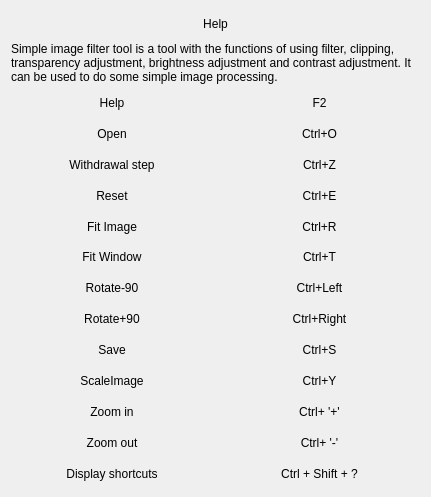
First picture: the form in src/help/helpwidget.ui, repository dependon/simple-image-filter, before the edit.
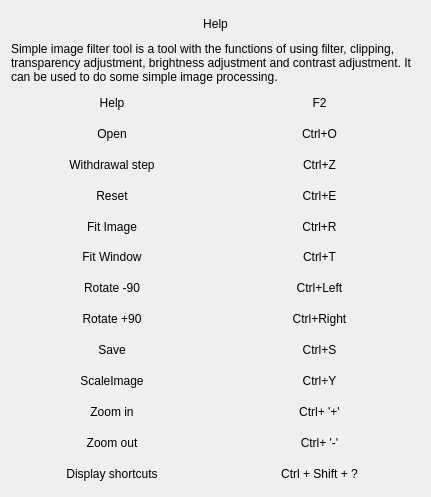
Second picture: the form after the edit.

```diff
--- a/src/help/helpwidget.ui
+++ b/src/help/helpwidget.ui
@@ -186,7 +186,7 @@
      <item>
       <widget class="QLabel" name="label_5">
        <property name="text">
-        <string>Rotate-90</string>
+        <string>Rotate -90</string>
        </property>
        <property name="alignment">
         <set>Qt::AlignCenter</set>
@@ -210,7 +210,7 @@
      <item>
       <widget class="QLabel" name="label_6">
        <property name="text">
-        <string>Rotate+90</string>
+        <string>Rotate +90</string>
        </property>
        <property name="alignment">
         <set>Qt::AlignCenter</set>
```
Left out of the diff: 36 changed lines with no effect on the pictures.
